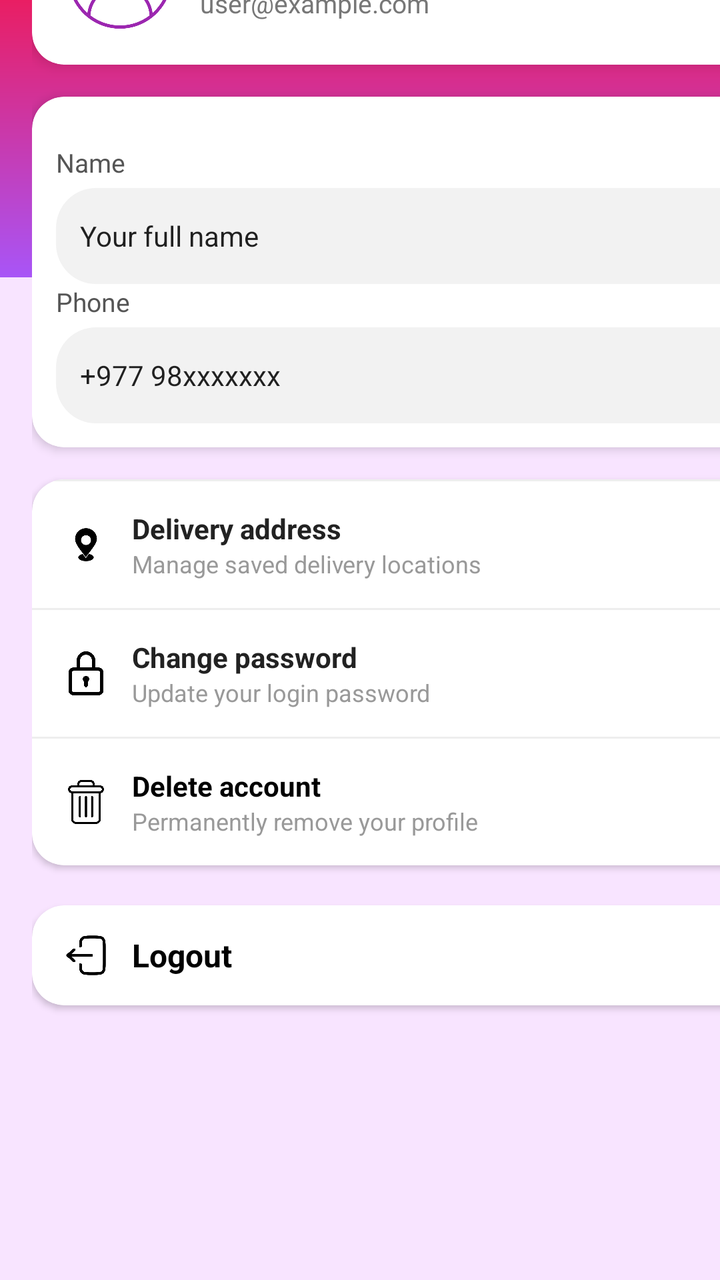
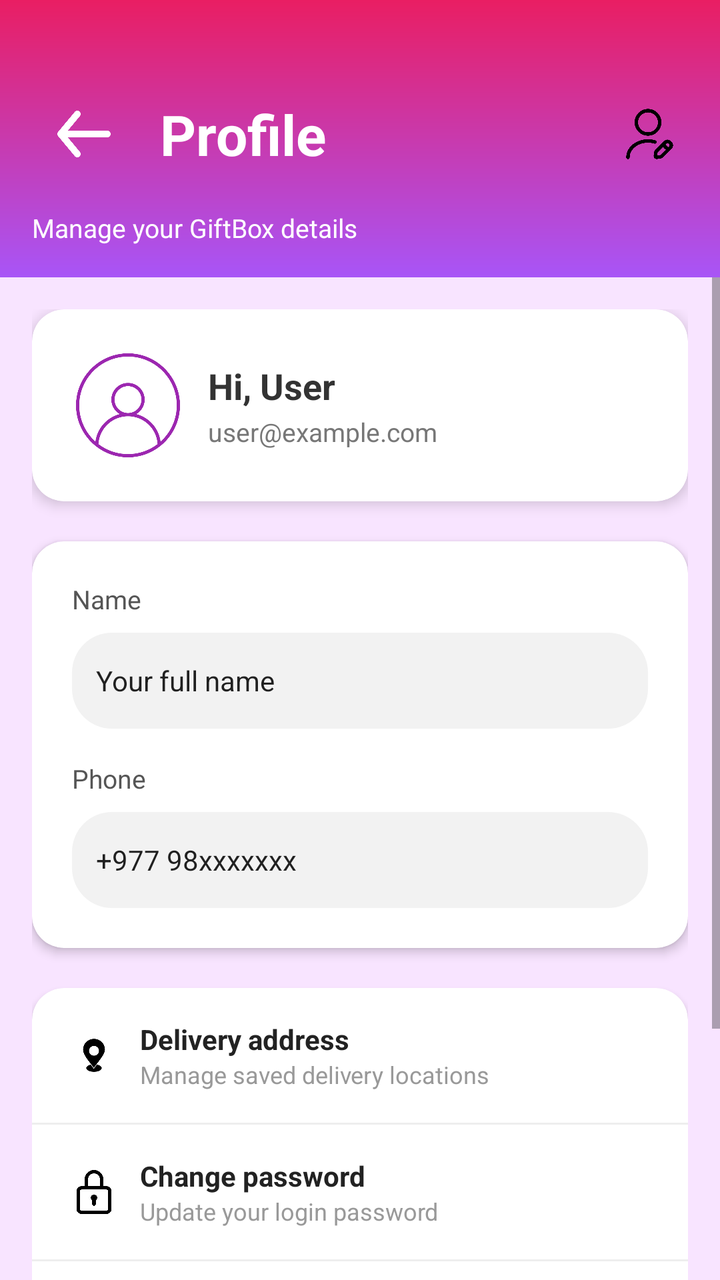

An Android layout rendered at two revisions. The XML below is the earlier revision; the diff shows what the commit changed to produce the second picture.
<!-- AndroidManifest.xml: application theme Theme.Giftbox -->
<!-- res/layout/activity_profile.xml -->
<?xml version="1.0" encoding="utf-8"?>
<androidx.constraintlayout.widget.ConstraintLayout
    xmlns:android="http://schemas.android.com/apk/res/android"
    xmlns:app="http://schemas.android.com/apk/res-auto"
    xmlns:tools="http://schemas.android.com/tools"
    android:layout_width="match_parent"
    android:layout_height="match_parent"
    android:background="#F8E4FF"
    tools:context=".ProfileActivity">

    
    <LinearLayout
        android:id="@+id/header_section"
        android:layout_width="match_parent"
        android:layout_height="wrap_content"
        android:background="@drawable/gradient_purple_pink"
        android:orientation="vertical"
        android:padding="16dp"
        app:layout_constraintEnd_toEndOf="parent"
        app:layout_constraintStart_toStartOf="parent"
        app:layout_constraintTop_toTopOf="parent">

        
        <LinearLayout
            android:layout_width="match_parent"
            android:layout_height="wrap_content"
            android:layout_marginTop="25dp"
            android:gravity="center_vertical"
            android:orientation="horizontal">

            <ImageView
                android:id="@+id/ivBack"
                android:layout_width="52dp"
                android:layout_height="52dp"
                app:tint="@android:color/white"
                android:padding="6dp"
                android:src="@drawable/back_arrow" />

            <TextView
                android:layout_width="298dp"
                android:layout_height="52dp"
                android:layout_marginStart="12dp"
                android:layout_weight="1"
                android:text="Profile"
                android:textColor="@android:color/white"
                android:textSize="28sp"
                android:textStyle="bold" />

            <ImageView
                android:id="@+id/ivEdit"
                android:layout_width="40dp"
                android:layout_height="match_parent"
                android:layout_marginLeft="15dp"
                android:padding="6dp"
                android:src="@drawable/ic_editprofile" />
        </LinearLayout>

        
        <TextView
            android:id="@+id/tvSubtitle"
            android:layout_width="match_parent"
            android:layout_height="wrap_content"
            android:layout_marginTop="12dp"
            android:text="Manage your GiftBox details"
            android:textColor="@android:color/white"
            android:textSize="13sp" />
    </LinearLayout>

    
    <ScrollView
        android:layout_width="413dp"
        android:layout_height="712dp"
        android:fillViewport="true"
        app:layout_constraintBottom_toBottomOf="parent"
        app:layout_constraintEnd_toEndOf="parent"
        app:layout_constraintHorizontal_bias="0.0"
        app:layout_constraintStart_toStartOf="parent"
        app:layout_constraintTop_toBottomOf="@+id/header_section"
        app:layout_constraintVertical_bias="1.0">

        <LinearLayout
            android:layout_width="match_parent"
            android:layout_height="wrap_content"
            android:orientation="vertical"
            android:padding="16dp">

            
            <androidx.cardview.widget.CardView
                android:layout_width="match_parent"
                android:layout_height="wrap_content"
                app:cardCornerRadius="16dp"
                app:cardElevation="4dp">

                <LinearLayout
                    android:layout_width="match_parent"
                    android:layout_height="wrap_content"
                    android:orientation="vertical"
                    android:padding="16dp">

                    <LinearLayout
                        android:layout_width="match_parent"
                        android:layout_height="wrap_content"
                        android:gravity="center_vertical"
                        android:orientation="horizontal">

                        <ImageView
                            android:id="@+id/ivAvatar"
                            android:layout_width="56dp"
                            android:layout_height="56dp"
                            android:background="@drawable/circle_white"
                            android:padding="2dp"
                            android:src="@drawable/profile_icon" />

                        <LinearLayout
                            android:layout_width="0dp"
                            android:layout_height="wrap_content"
                            android:layout_marginStart="12dp"
                            android:layout_weight="1"
                            android:orientation="vertical">

                            <TextView
                                android:id="@+id/tvName"
                                android:layout_width="wrap_content"
                                android:layout_height="wrap_content"
                                android:text="Hi, User"
                                android:textColor="#333333"
                                android:textSize="18sp"
                                android:textStyle="bold" />

                            <TextView
                                android:id="@+id/tvEmail"
                                android:layout_width="wrap_content"
                                android:layout_height="wrap_content"
                                android:layout_marginTop="2dp"
                                android:text="user@example.com"
                                android:textColor="#777777"
                                android:textSize="13sp" />
                        </LinearLayout>
                    </LinearLayout>

                </LinearLayout>
            </androidx.cardview.widget.CardView>

            
            <androidx.cardview.widget.CardView
                android:layout_width="match_parent"
                android:layout_height="wrap_content"
                android:layout_marginTop="16dp"
                app:cardCornerRadius="16dp"
                app:cardElevation="3dp">

                <LinearLayout
                    android:layout_width="match_parent"
                    android:layout_height="wrap_content"
                    android:orientation="vertical"
                    android:padding="12dp">

                    <TextView
                        android:layout_width="wrap_content"
                        android:layout_height="wrap_content"
                        android:layout_marginTop="12dp"
                        android:text="Name"
                        android:textColor="#555555"
                        android:textSize="13sp" />

                    <EditText
                        android:id="@+id/etFullName"
                        android:layout_width="match_parent"
                        android:layout_height="48dp"
                        android:layout_marginTop="4dp"
                        android:background="@drawable/edit_bg"
                        android:inputType="textPersonName"
                        android:paddingHorizontal="12dp"
                        android:text="Your full name"
                        android:textSize="14sp" />

                    <TextView
                        android:layout_width="wrap_content"
                        android:layout_height="wrap_content"
                        android:text="Phone"
                        android:textColor="#555555"
                        android:textSize="13sp" />

                    <EditText
                        android:id="@+id/etPhone"
                        android:layout_width="match_parent"
                        android:layout_height="48dp"
                        android:layout_marginTop="4dp"
                        android:background="@drawable/edit_bg"
                        android:inputType="phone"
                        android:paddingHorizontal="12dp"
                        android:text="+977 98xxxxxxx"
                        android:textSize="14sp" />
                </LinearLayout>
            </androidx.cardview.widget.CardView>

            
            <androidx.cardview.widget.CardView
                android:layout_width="match_parent"
                android:layout_height="wrap_content"
                android:layout_marginTop="16dp"
                app:cardCornerRadius="16dp"
                app:cardElevation="2dp">

                <LinearLayout
                    android:layout_width="match_parent"
                    android:layout_height="wrap_content"
                    android:orientation="vertical">

                    <View
                        android:layout_width="match_parent"
                        android:layout_height="1dp"
                        android:background="#EEEEEE" />

                    
                    <LinearLayout
                        android:id="@+id/rowDeliveryAddress"
                        android:layout_width="match_parent"
                        android:layout_height="wrap_content"
                        android:gravity="center_vertical"
                        android:paddingHorizontal="16dp"
                        android:paddingVertical="14dp">

                        <ImageView
                            android:layout_width="22dp"
                            android:layout_height="22dp"
                            android:src="@drawable/ic_location" />

                        <LinearLayout
                            android:layout_width="0dp"
                            android:layout_height="wrap_content"
                            android:layout_marginStart="12dp"
                            android:layout_weight="1"
                            android:orientation="vertical">

                            <TextView
                                android:layout_width="wrap_content"
                                android:layout_height="wrap_content"
                                android:text="Delivery address"
                                android:textColor="#222222"
                                android:textSize="14sp"
                                android:textStyle="bold" />

                            <TextView
                                android:layout_width="wrap_content"
                                android:layout_height="wrap_content"
                                android:text="Manage saved delivery locations"
                                android:textColor="#999999"
                                android:textSize="12sp" />
                        </LinearLayout>
                    </LinearLayout>

                    <View
                        android:layout_width="match_parent"
                        android:layout_height="1dp"
                        android:background="#EEEEEE" />

                    
                    <LinearLayout
                        android:id="@+id/rowChangePassword"
                        android:layout_width="match_parent"
                        android:layout_height="wrap_content"
                        android:gravity="center_vertical"
                        android:paddingHorizontal="16dp"
                        android:paddingVertical="14dp">

                        <ImageView
                            android:layout_width="22dp"
                            android:layout_height="22dp"
                            android:src="@drawable/ic_lock" />

                        <LinearLayout
                            android:layout_width="0dp"
                            android:layout_height="wrap_content"
                            android:layout_marginStart="12dp"
                            android:layout_weight="1"
                            android:orientation="vertical">

                            <TextView
                                android:layout_width="wrap_content"
                                android:layout_height="wrap_content"
                                android:text="Change password"
                                android:textColor="#222222"
                                android:textSize="14sp"
                                android:textStyle="bold" />

                            <TextView
                                android:layout_width="wrap_content"
                                android:layout_height="wrap_content"
                                android:text="Update your login password"
                                android:textColor="#999999"
                                android:textSize="12sp" />
                        </LinearLayout>
                    </LinearLayout>




                    <View
                        android:layout_width="match_parent"
                        android:layout_height="1dp"
                        android:background="#EEEEEE" />

                    
                    <LinearLayout
                        android:id="@+id/rowDeleteAccount"
                        android:layout_width="match_parent"
                        android:layout_height="wrap_content"
                        android:gravity="center_vertical"
                        android:paddingHorizontal="16dp"
                        android:paddingVertical="14dp">

                        <ImageView
                            android:layout_width="22dp"
                            android:layout_height="22dp"
                            android:src="@drawable/ic_delete" />

                        <LinearLayout
                            android:layout_width="0dp"
                            android:layout_height="wrap_content"
                            android:layout_marginStart="12dp"
                            android:layout_weight="1"
                            android:orientation="vertical">

                            <TextView
                                android:layout_width="wrap_content"
                                android:layout_height="wrap_content"
                                android:text="Delete account"
                                android:textColor="@color/black"
                                android:textSize="14sp"
                                android:textStyle="bold" />

                            <TextView
                                android:layout_width="wrap_content"
                                android:layout_height="wrap_content"
                                android:text="Permanently remove your profile"
                                android:textColor="#999999"
                                android:textSize="12sp" />
                        </LinearLayout>
                    </LinearLayout>

                </LinearLayout>
            </androidx.cardview.widget.CardView>


            
            <androidx.cardview.widget.CardView
                android:layout_width="match_parent"
                android:layout_height="wrap_content"
                android:layout_marginTop="20dp"
                app:cardCornerRadius="16dp"
                app:cardElevation="2dp">

                <LinearLayout
                    android:id="@+id/rowLogout"
                    android:layout_width="match_parent"
                    android:layout_height="wrap_content"
                    android:gravity="center_vertical"
                    android:paddingHorizontal="16dp"
                    android:paddingVertical="14dp"
                    android:clickable="true"
                    android:focusable="true"
                    android:background="?attr/selectableItemBackground">

                    <ImageView
                        android:layout_width="22dp"
                        android:layout_height="22dp"
                        android:src="@drawable/ic_logout" />

                    <TextView
                        android:id="@+id/tvLogout"
                        android:layout_width="match_parent"
                        android:layout_height="wrap_content"
                        android:layout_marginStart="12dp"
                        android:layout_weight="1"
                        android:text="Logout"
                        android:textColor="@color/black"
                        android:textSize="16sp"
                        android:textStyle="bold" />
                </LinearLayout>

            </androidx.cardview.widget.CardView>

        </LinearLayout>
    </ScrollView>

</androidx.constraintlayout.widget.ConstraintLayout>
<!-- resources referenced by this layout -->
<resources>
  <color name="black">#FF000000</color>
  <!-- drawable back_arrow: png bitmap (drawable, 5216 bytes) -->
  <!-- drawable circle_white (drawable) -->
  <?xml version="1.0" encoding="utf-8"?>
  <shape xmlns:android="http://schemas.android.com/apk/res/android"
      android:shape="oval">
      <solid android:color="@android:color/white" />
  </shape>
  <!-- drawable edit_bg (drawable) -->
  <?xml version="1.0" encoding="utf-8"?>
  <shape xmlns:android="http://schemas.android.com/apk/res/android">
      <solid android:color="#F2F2F2" />
      <corners android:radius="20dp" />
  </shape>
  <!-- drawable gradient_purple_pink (drawable) -->
  <shape xmlns:android="http://schemas.android.com/apk/res/android">
      <gradient
          android:startColor="#A855F7"
          android:endColor="#E91E63"
          android:angle="90" />
  
  </shape>
  <!-- drawable ic_delete: png bitmap (drawable, 8994 bytes) -->
  <!-- drawable ic_editprofile: png bitmap (drawable, 13011 bytes) -->
  <!-- drawable ic_location: png bitmap (drawable, 3260 bytes) -->
  <!-- drawable ic_lock: png bitmap (drawable, 9040 bytes) -->
  <!-- drawable ic_logout: png bitmap (drawable, 9903 bytes) -->
  <!-- drawable profile_icon: png bitmap (drawable, 33508 bytes) -->
  <style name="Theme.Giftbox" parent="Theme.MaterialComponents.DayNight.DarkActionBar">
          
          <item name="colorPrimary">@color/purple_500</item>
          <item name="colorPrimaryVariant">@color/purple_700</item>
          <item name="colorOnPrimary">@color/white</item>
          
          <item name="colorSecondary">@color/teal_200</item>
          <item name="colorSecondaryVariant">@color/teal_700</item>
          <item name="colorOnSecondary">@color/black</item>
          
          <item name="android:statusBarColor">?attr/colorPrimaryVariant</item>
          
      </style>
  <color name="purple_500">#FF6200EE</color>
  <color name="purple_700">#FF3700B3</color>
  <color name="white">#FFFFFFFF</color>
  <color name="teal_200">#FF03DAC5</color>
  <color name="teal_700">#FF018786</color>
</resources>

<!-- the commit's change to res/layout/activity_profile.xml (unified diff, before → after) -->
@@ -6,7 +6,7 @@
     android:layout_width="match_parent"
     android:layout_height="match_parent"
     android:background="#F8E4FF"
-    tools:context=".ProfileActivity">
+    tools:context=".view.ProfileActivity">
 
     
     <LinearLayout
@@ -37,8 +37,8 @@
                 android:src="@drawable/back_arrow" />
 
             <TextView
-                android:layout_width="298dp"
-                android:layout_height="52dp"
+                android:layout_width="0dp"
+                android:layout_height="wrap_content"
                 android:layout_marginStart="12dp"
                 android:layout_weight="1"
                 android:text="Profile"
@@ -49,7 +49,7 @@
             <ImageView
                 android:id="@+id/ivEdit"
                 android:layout_width="40dp"
-                android:layout_height="match_parent"
+                android:layout_height="40dp"
                 android:layout_marginLeft="15dp"
                 android:padding="6dp"
                 android:src="@drawable/ic_editprofile" />
@@ -68,15 +68,13 @@
 
     
     <ScrollView
-        android:layout_width="413dp"
-        android:layout_height="712dp"
+        android:layout_width="0dp"
+        android:layout_height="0dp"
         android:fillViewport="true"
         app:layout_constraintBottom_toBottomOf="parent"
         app:layout_constraintEnd_toEndOf="parent"
-        app:layout_constraintHorizontal_bias="0.0"
         app:layout_constraintStart_toStartOf="parent"
-        app:layout_constraintTop_toBottomOf="@+id/header_section"
-        app:layout_constraintVertical_bias="1.0">
+        app:layout_constraintTop_toBottomOf="@+id/header_section">
 
         <LinearLayout
             android:layout_width="match_parent"
@@ -88,6 +86,7 @@
             <androidx.cardview.widget.CardView
                 android:layout_width="match_parent"
                 android:layout_height="wrap_content"
+                android:layout_marginBottom="20dp"
                 app:cardCornerRadius="16dp"
                 app:cardElevation="4dp">
 
@@ -95,7 +94,7 @@
                     android:layout_width="match_parent"
                     android:layout_height="wrap_content"
                     android:orientation="vertical"
-                    android:padding="16dp">
+                    android:padding="20dp">
 
                     <LinearLayout
                         android:layout_width="match_parent"
@@ -145,7 +144,7 @@
             <androidx.cardview.widget.CardView
                 android:layout_width="match_parent"
                 android:layout_height="wrap_content"
-                android:layout_marginTop="16dp"
+                android:layout_marginBottom="20dp"
                 app:cardCornerRadius="16dp"
                 app:cardElevation="3dp">
 
@@ -153,12 +152,11 @@
                     android:layout_width="match_parent"
                     android:layout_height="wrap_content"
                     android:orientation="vertical"
-                    android:padding="12dp">
+                    android:padding="20dp">
 
                     <TextView
                         android:layout_width="wrap_content"
                         android:layout_height="wrap_content"
-                        android:layout_marginTop="12dp"
                         android:text="Name"
                         android:textColor="#555555"
                         android:textSize="13sp" />
@@ -167,7 +165,7 @@
                         android:id="@+id/etFullName"
                         android:layout_width="match_parent"
                         android:layout_height="48dp"
-                        android:layout_marginTop="4dp"
+                        android:layout_marginTop="8dp"
                         android:background="@drawable/edit_bg"
                         android:inputType="textPersonName"
                         android:paddingHorizontal="12dp"
@@ -177,6 +175,7 @@
                     <TextView
                         android:layout_width="wrap_content"
                         android:layout_height="wrap_content"
+                        android:layout_marginTop="16dp"
                         android:text="Phone"
                         android:textColor="#555555"
                         android:textSize="13sp" />
@@ -185,7 +184,7 @@
                         android:id="@+id/etPhone"
                         android:layout_width="match_parent"
                         android:layout_height="48dp"
-                        android:layout_marginTop="4dp"
+                        android:layout_marginTop="8dp"
                         android:background="@drawable/edit_bg"
                         android:inputType="phone"
                         android:paddingHorizontal="12dp"
@@ -198,7 +197,7 @@
             <androidx.cardview.widget.CardView
                 android:layout_width="match_parent"
                 android:layout_height="wrap_content"
-                android:layout_marginTop="16dp"
+                android:layout_marginBottom="20dp"
                 app:cardCornerRadius="16dp"
                 app:cardElevation="2dp">
 
@@ -207,19 +206,17 @@
                     android:layout_height="wrap_content"
                     android:orientation="vertical">
 
-                    <View
-                        android:layout_width="match_parent"
-                        android:layout_height="1dp"
-                        android:background="#EEEEEE" />
-
                     
                     <LinearLayout
                         android:id="@+id/rowDeliveryAddress"
                         android:layout_width="match_parent"
                         android:layout_height="wrap_content"
                         android:gravity="center_vertical"
-                        android:paddingHorizontal="16dp"
-                        android:paddingVertical="14dp">
+                        android:paddingHorizontal="20dp"
+                        android:paddingVertical="16dp"
+                        android:background="?attr/selectableItemBackground"
+                        android:clickable="true"
+                        android:focusable="true">
 
                         <ImageView
                             android:layout_width="22dp"
@@ -261,8 +258,11 @@
                         android:layout_width="match_parent"
                         android:layout_height="wrap_content"
                         android:gravity="center_vertical"
-                        android:paddingHorizontal="16dp"
-                        android:paddingVertical="14dp">
+                        android:paddingHorizontal="20dp"
+                        android:paddingVertical="16dp"
+                        android:background="?attr/selectableItemBackground"
+                        android:clickable="true"
+                        android:focusable="true">
 
                         <ImageView
                             android:layout_width="22dp"
@@ -293,9 +293,6 @@
                         </LinearLayout>
                     </LinearLayout>
 
-
-
-
                     <View
                         android:layout_width="match_parent"
                         android:layout_height="1dp"
@@ -307,8 +304,11 @@
                         android:layout_width="match_parent"
                         android:layout_height="wrap_content"
                         android:gravity="center_vertical"
-                        android:paddingHorizontal="16dp"
-                        android:paddingVertical="14dp">
+                        android:paddingHorizontal="20dp"
+                        android:paddingVertical="16dp"
+                        android:background="?attr/selectableItemBackground"
+                        android:clickable="true"
+                        android:focusable="true">
 
                         <ImageView
                             android:layout_width="22dp"
@@ -342,12 +342,11 @@
                 </LinearLayout>
             </androidx.cardview.widget.CardView>
 
-
             
             <androidx.cardview.widget.CardView
                 android:layout_width="match_parent"
                 android:layout_height="wrap_content"
-                android:layout_marginTop="20dp"
+                android:layout_marginBottom="20dp"
                 app:cardCornerRadius="16dp"
                 app:cardElevation="2dp">
 
@@ -356,8 +355,8 @@
                     android:layout_width="match_parent"
                     android:layout_height="wrap_content"
                     android:gravity="center_vertical"
-                    android:paddingHorizontal="16dp"
-                    android:paddingVertical="14dp"
+                    android:paddingHorizontal="20dp"
+                    android:paddingVertical="16dp"
                     android:clickable="true"
                     android:focusable="true"
                     android:background="?attr/selectableItemBackground">
@@ -369,7 +368,7 @@
 
                     <TextView
                         android:id="@+id/tvLogout"
-                        android:layout_width="match_parent"
+                        android:layout_width="0dp"
                         android:layout_height="wrap_content"
                         android:layout_marginStart="12dp"
                         android:layout_weight="1"
